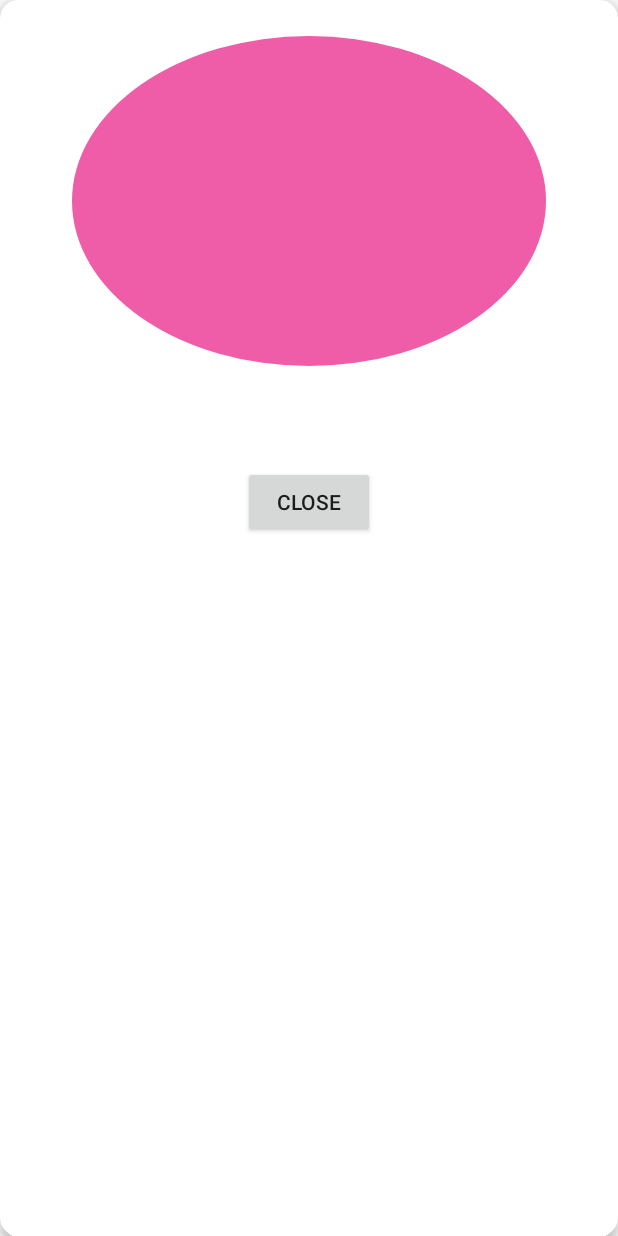
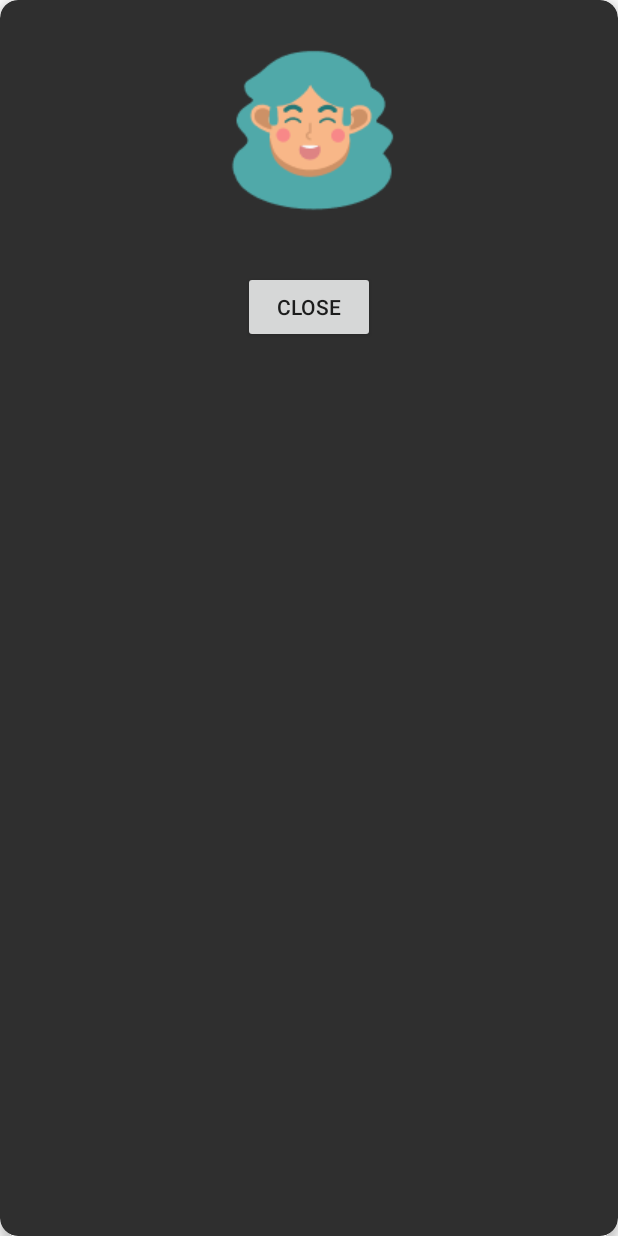
Before and after one commit to marvel-natanael/SleepTracker, an Android app: the layout alert_dialog_result.xml on its own in the app's theme, with its tools: preview values and no code run, on a phone screen of 412 x 824 dp. Run offline under Robolectric (Android 15) with nearby library versions, the phone set to English and light mode, and no system bars.

Commit message:
added alert dialog pref

```diff
--- a/app/src/main/java/com/example/sleeptracker/ResultDialog.kt
+++ b/app/src/main/java/com/example/sleeptracker/ResultDialog.kt
@@ -6,10 +6,13 @@ import androidx.fragment.app.DialogFragment
 import android.app.AlertDialog
 import android.view.LayoutInflater
 import android.widget.Button
+import android.widget.ImageView
 import android.widget.TextView
 
 class ResultDialog: DialogFragment() {
     var resultText = ""
+    var resultImage = R.drawable.img_berhasil
+
     override fun onCreateDialog(savedInstanceState: Bundle?): Dialog {
         val builder = AlertDialog.Builder(activity)
         val view = LayoutInflater.from(context).inflate(R.layout.alert_dialog_result, null)
@@ -22,8 +25,11 @@ class ResultDialog: DialogFragment() {
 
         val description = view.findViewById<TextView>(R.id.description)
         val btnClose = view.findViewById<Button>(R.id.closeButton)
+        val img = view.findViewById<ImageView>(R.id.image)
 
         description.text = resultText
+        img.setImageResource(resultImage)
+
         btnClose.setOnClickListener {
             dialog.dismiss()
         }
--- a/app/src/main/java/com/example/sleeptracker/SettingActivity.kt
+++ b/app/src/main/java/com/example/sleeptracker/SettingActivity.kt
@@ -6,6 +6,6 @@ import android.os.Bundle
 class SettingActivity : AppCompatActivity() {
     override fun onCreate(savedInstanceState: Bundle?) {
         super.onCreate(savedInstanceState)
-        setContentView(R.layout.activity_setting)
+        setContentView(R.layout.activity_setting_terbaru)
     }
 }
--- a/app/src/main/res/layout/alert_dialog_result.xml
+++ b/app/src/main/res/layout/alert_dialog_result.xml
@@ -5,7 +5,7 @@
     xmlns:app="http://schemas.android.com/apk/res-auto"
     app:cardCornerRadius="12dp"
     android:elevation="4dp"
-    android:backgroundTint="@color/cardview_light_background"
+    android:backgroundTint="@color/gelap"
     app:cardElevation="4dp">
 
     <androidx.constraintlayout.widget.ConstraintLayout
@@ -15,26 +15,12 @@
 
         <ImageView
             android:id="@+id/image"
-            android:layout_width="match_parent"
-            android:layout_height="220dp"
+            android:layout_width="wrap_content"
+            android:layout_height="wrap_content"
             app:layout_constraintStart_toStartOf="parent"
             app:layout_constraintEnd_toEndOf="parent"
             app:layout_constraintTop_toTopOf="parent"
-            android:layout_marginHorizontal="24dp"
-            android:src="@drawable/alarm_button"/>
-
-        <TextView
-            android:layout_width="wrap_content"
-            android:layout_height="wrap_content"
-            android:id="@+id/title"
-            android:gravity="center_vertical"
-            android:text=""
-            android:textColor="@color/design_default_color_primary"
-            android:textSize="16sp"
-            app:layout_constraintStart_toStartOf="parent"
-            app:layout_constraintEnd_toEndOf="parent"
-            app:layout_constraintTop_toBottomOf="@+id/image"
-            android:layout_marginTop="16dp"/>
+            android:src="@drawable/img_berhasil"/>
 
         <TextView
             android:layout_width="wrap_content"
@@ -42,10 +28,11 @@
             android:text=""
             android:textSize="12sp"
             android:layout_marginTop="12dp"
+            android:textAlignment="center"
             app:layout_constraintStart_toStartOf="parent"
             app:layout_constraintEnd_toEndOf="parent"
-            app:layout_constraintTop_toBottomOf="@+id/title"
-            android:textColor="@color/design_default_color_primary"
+            app:layout_constraintTop_toBottomOf="@+id/image"
+            android:textColor="@color/white"
             android:id="@+id/description"/>
 
         <Button
--- a/app/src/main/res/menu/menu_settings.xml
+++ b/app/src/main/res/menu/menu_settings.xml
@@ -5,6 +5,7 @@
     <item
         android:id="@+id/action_settings"
         android:icon="@drawable/ic_baseline_settings_24"
+        app:iconTint="@color/gelap"
         android:title="@string/action_settings"
         app:showAsAction="ifRoom" />
 
--- a/app/src/main/res/values/strings.xml
+++ b/app/src/main/res/values/strings.xml
@@ -18,8 +18,9 @@
     <string name="you_have_slept">You have slept for</string>
     <string name="title_settings">Settings</string>
     <string name="close">Close</string>
-    <string name="result_cukup">\"Sepertinya kamu semangat ya hari ini. Kamu sudah siap untuk mengikuti kegiatan apapun! \"</string>
+    <string name="result_kurang">Sepertinya kamu banyak pikiran ya. Waktu tidurmu kurang </string>
+    <string name="result_cukup">Sepertinya kamu semangat ya hari ini. Kamu sudah siap untuk mengikuti kegiatan apapun!</string>
     <string name="wake_up_text">You should wake up at</string>
     <string name="notifikasi">Notifikasi</string>
-    <string name="alarm">Alarm</string>
+    <string name="alarm">Alarm</string>\
 </resources>
```
Also changed, not shown: app/src/main/java/com/example/sleeptracker/MainActivity.kt (+18 -11 lines), app/src/main/java/com/example/sleeptracker/MainActivityViewModel.kt (+14 -6 lines), app/src/main/res/layout/activity_gagal.xml (+12 -1 lines).
